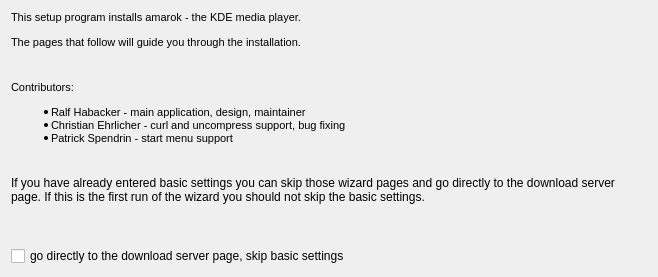
Before: the Qt Designer form gui/themes/amarok/titlepage.ui in KDE/kdewin-installer, drawn with Qt 5.
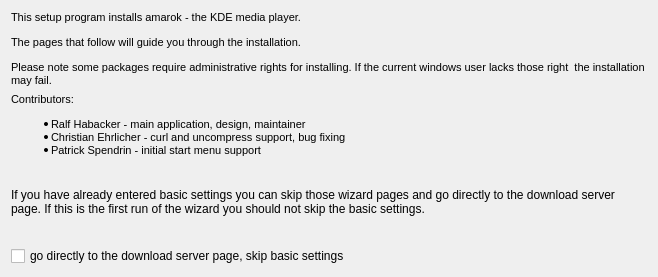
After: the same form once the commit is applied.

Commit message: added note about required administrative rights

```diff
--- a/gui/themes/amarok/titlepage.ui
+++ b/gui/themes/amarok/titlepage.ui
@@ -19,11 +19,13 @@
    <item>
     <widget class="QLabel" name="label" >
      <property name="text" >
-      <string>&lt;html>&lt;head>&lt;meta name="qrichtext" content="1" />&lt;style type="text/css">
+      <string>&lt;!DOCTYPE HTML PUBLIC "-//W3C//DTD HTML 4.0//EN" "http://www.w3.org/TR/REC-html40/strict.dtd">
+&lt;html>&lt;head>&lt;meta name="qrichtext" content="1" />&lt;style type="text/css">
 p, li { white-space: pre-wrap; }
 &lt;/style>&lt;/head>&lt;body style=" font-family:'MS Shell Dlg 2'; font-size:8.25pt; font-weight:400; font-style:normal;">
 &lt;p style=" margin-top:12px; margin-bottom:12px; margin-left:0px; margin-right:0px; -qt-block-indent:0; text-indent:0px; font-size:8pt;">This setup program installs amarok - the KDE media player. &lt;/p>
-&lt;p style=" margin-top:12px; margin-bottom:12px; margin-left:0px; margin-right:0px; -qt-block-indent:0; text-indent:0px; font-size:8pt;">The pages that follow will guide you through the installation.&lt;/p>&lt;/body>&lt;/html></string>
+&lt;p style=" margin-top:12px; margin-bottom:12px; margin-left:0px; margin-right:0px; -qt-block-indent:0; text-indent:0px; font-size:8pt;">The pages that follow will guide you through the installation.&lt;/p>
+&lt;p style=" margin-top:12px; margin-bottom:12px; margin-left:0px; margin-right:0px; -qt-block-indent:0; text-indent:0px; font-size:8pt;">Please note some packages require administrative rights for installing. If the current windows user lacks those right  the installation may fail.&lt;/p>&lt;/body>&lt;/html></string>
      </property>
      <property name="textFormat" >
       <enum>Qt::RichText</enum>
@@ -39,13 +41,14 @@
    <item>
     <widget class="QLabel" name="label_3" >
      <property name="text" >
-      <string>&lt;html>&lt;head>&lt;meta name="qrichtext" content="1" />&lt;style type="text/css">
+      <string>&lt;!DOCTYPE HTML PUBLIC "-//W3C//DTD HTML 4.0//EN" "http://www.w3.org/TR/REC-html40/strict.dtd">
+&lt;html>&lt;head>&lt;meta name="qrichtext" content="1" />&lt;style type="text/css">
 p, li { white-space: pre-wrap; }
-&lt;/style>&lt;/head>&lt;body style=" font-family:'MS Shell Dlg 2'; font-size:7.8pt; font-weight:400; font-style:normal;">
-&lt;p style=" margin-top:12px; margin-bottom:12px; margin-left:0px; margin-right:0px; -qt-block-indent:0; text-indent:0px;">&lt;span style=" font-size:8pt;">Contributors: &lt;/span>&lt;/p>
+&lt;/style>&lt;/head>&lt;body style=" font-family:'MS Shell Dlg 2'; font-size:8.25pt; font-weight:400; font-style:normal;">
+&lt;p style=" margin-top:12px; margin-bottom:12px; margin-left:0px; margin-right:0px; -qt-block-indent:0; text-indent:0px; font-size:8pt;">Contributors: &lt;/p>
 &lt;ul style="-qt-list-indent: 1;">&lt;li style=" font-size:8pt;" style=" margin-top:12px; margin-bottom:0px; margin-left:0px; margin-right:0px; -qt-block-indent:0; text-indent:0px;">Ralf Habacker - main application, design, maintainer &lt;/li>
 &lt;li style=" font-size:8pt;" style=" margin-top:0px; margin-bottom:0px; margin-left:0px; margin-right:0px; -qt-block-indent:0; text-indent:0px;">Christian Ehrlicher - curl and uncompress support, bug fixing &lt;/li>
-&lt;li style=" font-size:8pt;" style=" margin-top:0px; margin-bottom:12px; margin-left:0px; margin-right:0px; -qt-block-indent:0; text-indent:0px;">Patrick Spendrin - start menu support &lt;/li>&lt;/ul>
+&lt;li style=" font-size:8pt;" style=" margin-top:0px; margin-bottom:12px; margin-left:0px; margin-right:0px; -qt-block-indent:0; text-indent:0px;">Patrick Spendrin - initial start menu support &lt;/li>&lt;/ul>
 &lt;p style="-qt-paragraph-type:empty; margin-top:0px; margin-bottom:0px; margin-left:0px; margin-right:0px; -qt-block-indent:0; text-indent:0px; font-size:8pt;">&lt;/p>&lt;/body>&lt;/html></string>
      </property>
      <property name="textFormat" >
```
The commit also changes 1 other file.
